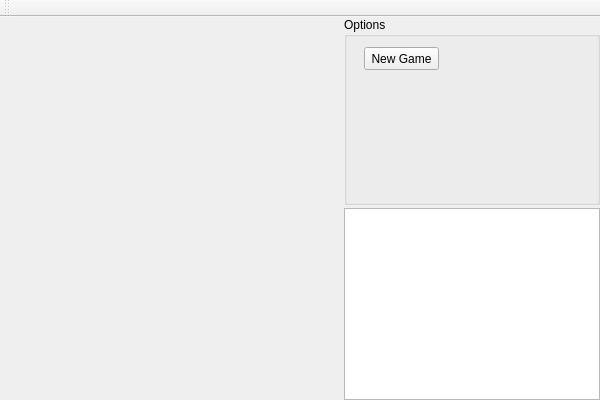
Qt form src/chess/chess.ui (alekho77/chai) before a commit.
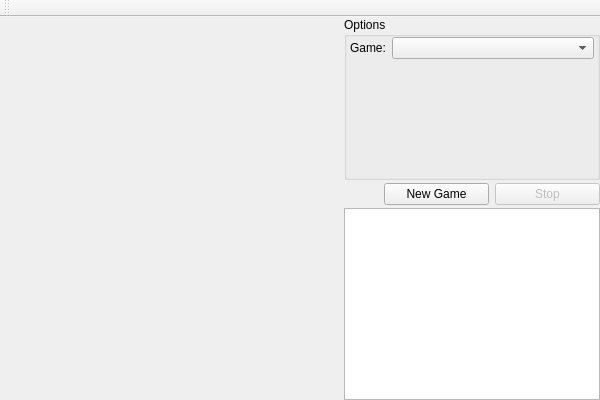
The same form after that commit. Icons and pictures are not drawn. Custom widgets are drawn as their Qt base class.

Commit message: Added stop/start the game.

What changed in the file:
```diff
--- a/src/chess/chess.ui
+++ b/src/chess/chess.ui
@@ -81,21 +81,102 @@
         <property name="title">
          <string>Options</string>
         </property>
-        <widget class="QPushButton" name="pushButtonNewGame">
-         <property name="geometry">
-          <rect>
-           <x>20</x>
-           <y>30</y>
-           <width>75</width>
-           <height>23</height>
-          </rect>
+        <layout class="QVBoxLayout" name="verticalLayout_2">
+         <property name="leftMargin">
+          <number>3</number>
          </property>
-         <property name="text">
-          <string>New Game</string>
+         <property name="topMargin">
+          <number>0</number>
          </property>
-        </widget>
+         <property name="rightMargin">
+          <number>3</number>
+         </property>
+         <property name="bottomMargin">
+          <number>0</number>
+         </property>
+         <item>
+          <layout class="QHBoxLayout" name="horizontalLayout_3">
+           <property name="spacing">
+            <number>6</number>
+           </property>
+           <item>
+            <widget class="QLabel" name="label">
+             <property name="sizePolicy">
+              <sizepolicy hsizetype="Maximum" vsizetype="Preferred">
+               <horstretch>0</horstretch>
+               <verstretch>0</verstretch>
+              </sizepolicy>
+             </property>
+             <property name="text">
+              <string>Game:</string>
+             </property>
+            </widget>
+           </item>
+           <item>
+            <widget class="QComboBox" name="comboBoxGame">
+             <property name="sizePolicy">
+              <sizepolicy hsizetype="Preferred" vsizetype="Fixed">
+               <horstretch>0</horstretch>
+               <verstretch>0</verstretch>
+              </sizepolicy>
+             </property>
+            </widget>
+           </item>
+          </layout>
+         </item>
+         <item>
+          <spacer name="verticalSpacer">
+           <property name="orientation">
+            <enum>Qt::Vertical</enum>
+           </property>
+           <property name="sizeHint" stdset="0">
+            <size>
+             <width>20</width>
+             <height>40</height>
+            </size>
+           </property>
+          </spacer>
+         </item>
+        </layout>
        </widget>
       </item>
+      <item>
+       <layout class="QHBoxLayout" name="horizontalLayout_2">
+        <item>
+         <spacer name="horizontalSpacer">
+          <property name="orientation">
+           <enum>Qt::Horizontal</enum>
+          </property>
+          <property name="sizeType">
+           <enum>QSizePolicy::Preferred</enum>
+          </property>
+          <property name="sizeHint" stdset="0">
+           <size>
+            <width>40</width>
+            <height>20</height>
+           </size>
+          </property>
+         </spacer>
+        </item>
+        <item>
+         <widget class="QPushButton" name="pushButtonNewGame">
+          <property name="text">
+           <string>New Game</string>
+          </property>
+         </widget>
+        </item>
+        <item>
+         <widget class="QPushButton" name="pushButtonStopGame">
+          <property name="enabled">
+           <bool>false</bool>
+          </property>
+          <property name="text">
+           <string>Stop</string>
+          </property>
+         </widget>
+        </item>
+       </layout>
+      </item>
       <item>
        <widget class="QPlainTextEdit" name="plainTextEditLog">
         <property name="sizePolicy">
```
Left out of the diff: 47 changed lines with no effect on the pictures. The commit also changes 2 other files.
